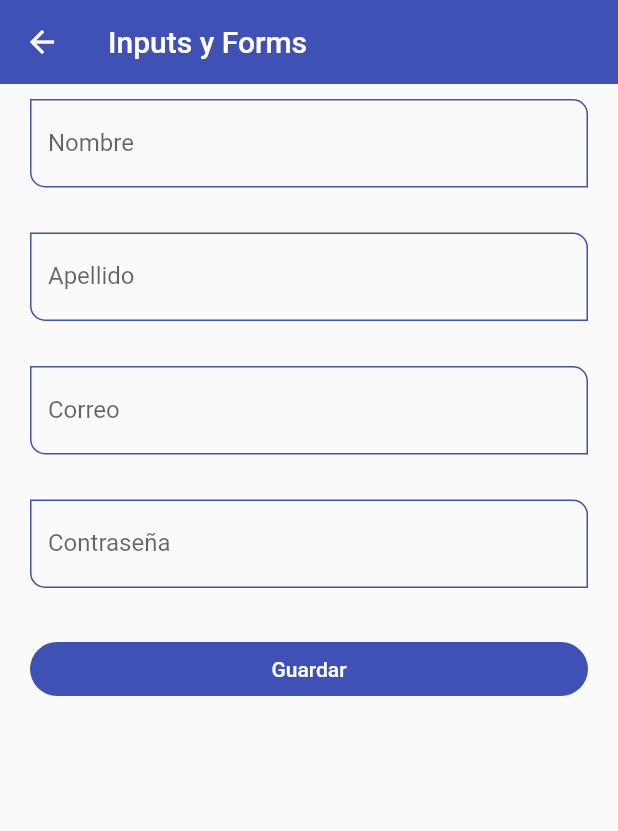
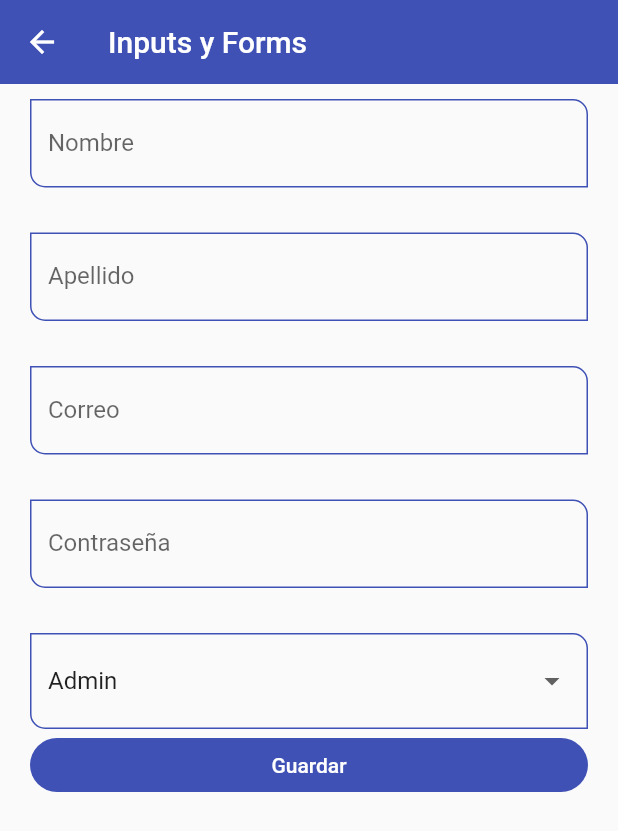
Before and after one commit to antodrade/estudio_flutter, a Flutter app: the InputsScreen screen opened by its route, on a phone screen of 412 x 824 dp. Shown: the top 831 px of the screen. Run offline on Flutter 3.47's test engine with Material 2 defaults, Android fonts, the phone set to English and light mode, and no system bars.

Commit message:
commit2-26.08.22

```diff
--- a/lib/Widgets/custom_input_field.dart
+++ b/lib/Widgets/custom_input_field.dart
@@ -32,7 +32,7 @@ class CustomInputField extends StatelessWidget {
       textCapitalization: TextCapitalization.words,
       keyboardType: typeData,
       obscureText: isPassword,
-      onChanged: ( value ) => formValues[formProperty] = value,
+      onChanged: (value) => formValues[formProperty] = value,
       validator: (value) {
         if (value == null) return 'Este campo es requerido';
         return value.length < 3 ? 'Mínimo de 3 letras' : null;
--- a/lib/router/app_routes.dart
+++ b/lib/router/app_routes.dart
@@ -56,6 +56,18 @@ class AppRoutes {
       name: 'Text Inputs',
       screen: const InputsScreen(),
     ),
+    MenuOption(
+      route: 'slider',
+      icon: Icons.slow_motion_video,
+      name: 'Slider && Checks',
+      screen: const SliderScreen(),
+    ),
+    MenuOption(
+      route: 'listviewbuilder',
+      icon: Icons.build_circle_rounded,
+      name: 'InfiniteScroll & Pull to refresh',
+      screen: const ListViewBuilderScreen(),
+    ),
   ];
 
   static Map<String, Widget Function(BuildContext)> getAppRoutes() {
--- a/lib/screens/inputs_screen.dart
+++ b/lib/screens/inputs_screen.dart
@@ -55,6 +55,22 @@ class InputsScreen extends StatelessWidget {
                   isPassword: true,
                 ),
                 const SizedBox(height: 30),
+                DropdownButtonFormField(
+                  value: 'Admin',
+                  items: const [
+                    DropdownMenuItem(value: 'Admin', child: Text('Admin')),
+                    DropdownMenuItem(
+                        value: 'Superuser', child: Text('Superuser')),
+                    DropdownMenuItem(
+                        value: 'Developer', child: Text('Developer')),
+                    DropdownMenuItem(
+                        value: 'Jr. Developer', child: Text('Admin')),
+                  ],
+                  onChanged: (value) {
+                    print(value);
+                    formValues['role'] = value.toString() ?? 'Admin';
+                  },
+                ),
                 ElevatedButton(
                   child: const SizedBox(
                       width: double.infinity,
--- a/lib/screens/screens.dart
+++ b/lib/screens/screens.dart
@@ -1,3 +1,5 @@
+export 'package:fl_components/screens/listview_builder_screen.dart';
+export 'package:fl_components/screens/slider_screen.dart';
 export 'package:fl_components/screens/inputs_screen.dart';
 export 'package:fl_components/screens/animated_screen.dart';
 export 'package:fl_components/screens/avatar_screen.dart';
```
Also changed, not shown: lib/screens/listview_builder_screen.dart (added, +29 -0 lines), lib/screens/slider_screen.dart (added, +88 -0 lines).
